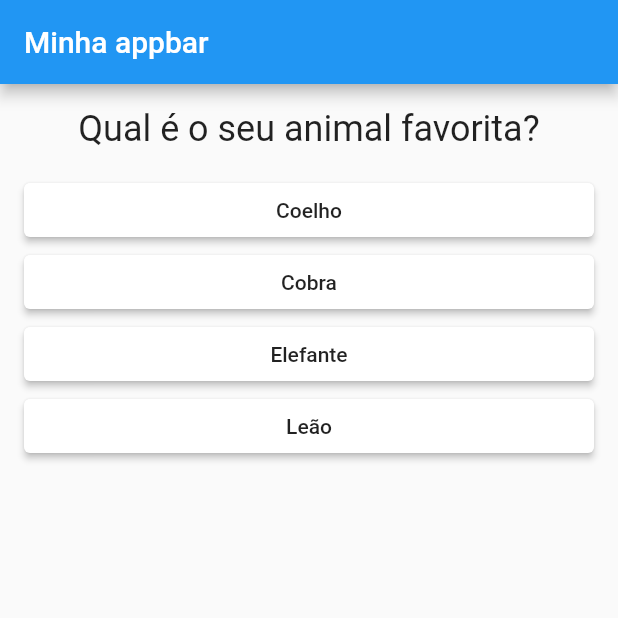
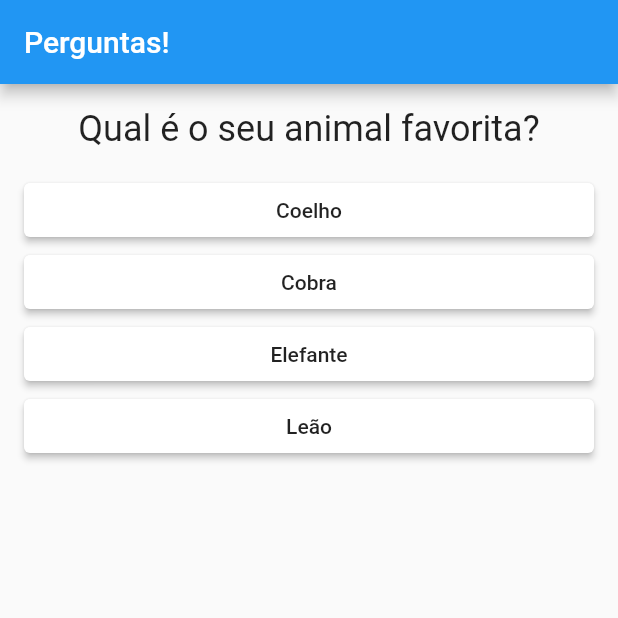
Before and after one commit to carlosfeliciojr/flutter-basic, a Flutter app: the screen it shows after launch, after a tap on "Preto", on a phone screen of 412 x 824 dp, the top half of it. Run offline on Flutter 3.47's test engine with Material 2 defaults, Android fonts, the phone set to English and light mode, and no system bars.

Commit message:
:confetti_ball: feat: finished app

```diff
--- a/Módulo 2/projeto_perguntas/lib/main.dart
+++ b/Módulo 2/projeto_perguntas/lib/main.dart
@@ -1,6 +1,6 @@
 import 'package:flutter/material.dart';
-import 'package:projeto_perguntas/questao.dart';
-import 'package:projeto_perguntas/respostas.dart';
+import 'package:projeto_perguntas/questionario.dart';
+import 'package:projeto_perguntas/resultado.dart';
 
 void main() {
   runApp(PerguntaApp());
@@ -15,47 +15,69 @@ class _PerguntaAppState extends State<PerguntaApp> {
   final List<Map<String, Object>> perguntas = [
     {
       'texto': 'Qual é a sua cor favorita?',
-      'respostas': ['Preto', 'Vermelho', 'Verde', 'Branco']
+      'respostas': [
+        {'texto': 'Preto', 'pontuacao': 10},
+        {'texto': 'Vermelho', 'pontuacao': 5},
+        {'texto': 'Verde', 'pontuacao': 3},
+        {'texto': 'Branco', 'pontuacao': 1},
+      ]
     },
     {
       'texto': 'Qual é o seu animal favorita?',
-      'respostas': ['Coelho', 'Cobra', 'Elefante', 'Leão']
+      'respostas': [
+        {'texto': 'Coelho', 'pontuacao': 10},
+        {'texto': 'Cobra', 'pontuacao': 5},
+        {'texto': 'Elefante', 'pontuacao': 3},
+        {'texto': 'Leão', 'pontuacao': 1},
+      ]
     },
     {
       'texto': 'Qual é o seu instrutor favorito?',
-      'respostas': ['Maria', 'João', 'Leo', 'Pedro']
+      'respostas': [
+        {'texto': 'Maria', 'pontuacao': 5},
+        {'texto': 'João', 'pontuacao': 3},
+        {'texto': 'Leo', 'pontuacao': 10},
+        {'texto': 'Pedro', 'pontuacao': 1},
+      ]
     },
   ];
   var perguntaSelecionada = 0;
+  int pontuacaoTotal = 0;
 
-  void responder() {
+  void responder(int pontuacao) {
     setState(() {
-      if (perguntaSelecionada < (perguntas.length - 1)) {
-        perguntaSelecionada++;
-      }
+      perguntaSelecionada++;
+      pontuacaoTotal += pontuacao;
+    });
+  }
+
+  bool get temPerguntaSelecionada {
+    return perguntaSelecionada < perguntas.length;
+  }
+
+  void reiniciarQuestionario() {
+    setState(() {
+      perguntaSelecionada = 0;
+      pontuacaoTotal = 0;
     });
   }
 
   @override
   Widget build(BuildContext context) {
-    List<Widget> respostas = [];
-
-    for (String textoResposta
-        in perguntas[perguntaSelecionada].cast()['respostas']) {
-      respostas.add(Resposta(texto: textoResposta, onPressed: responder));
-    }
-
     return MaterialApp(
         home: Scaffold(
-      appBar: AppBar(
-        title: Text('Minha appbar'),
-      ),
-      body: Column(
-        children: [
-          Questao(texto: perguntas[perguntaSelecionada]['texto'].toString()),
-          ...respostas
-        ],
-      ),
-    ));
+            appBar: AppBar(
+              title: Text('Perguntas!'),
+            ),
+            body: temPerguntaSelecionada
+                ? Questionario(
+                    perguntas: perguntas,
+                    perguntaSelecionada: perguntaSelecionada,
+                    responder: responder,
+                  )
+                : Resultado(
+                    pontuacaoTotal: pontuacaoTotal,
+                    quandoReiniciarQuestionario: reiniciarQuestionario,
+                  )));
   }
 }
--- /dev/null
+++ b/Módulo 2/projeto_perguntas/lib/questionario.dart
@@ -0,0 +1,37 @@
+import 'package:flutter/material.dart';
+import 'package:projeto_perguntas/questao.dart';
+import 'package:projeto_perguntas/respostas.dart';
+
+class Questionario extends StatelessWidget {
+  final List<Map<String, Object>> perguntas;
+  final int perguntaSelecionada;
+  final void Function(int) responder;
+
+  const Questionario(
+      {Key? key,
+      required this.perguntas,
+      required this.perguntaSelecionada,
+      required this.responder})
+      : super(key: key);
+
+  bool get temPerguntaSelecionada {
+    return perguntaSelecionada < perguntas.length;
+  }
+
+  @override
+  Widget build(BuildContext context) {
+    List<Map<String, Object>> respostas = temPerguntaSelecionada
+        ? perguntas[perguntaSelecionada].cast()['respostas']
+        : [];
+
+    return Column(
+      children: [
+        Questao(texto: perguntas[perguntaSelecionada]['texto'].toString()),
+        ...respostas.map((resposta) => Resposta(
+            texto: resposta['texto'].toString(),
+            onPressed: () =>
+                responder(int.parse(resposta['pontuacao'].toString()))))
+      ],
+    );
+  }
+}
```
Also changed, not shown: Módulo 2/projeto_perguntas/lib/resultado.dart (added, +43 -0 lines).
